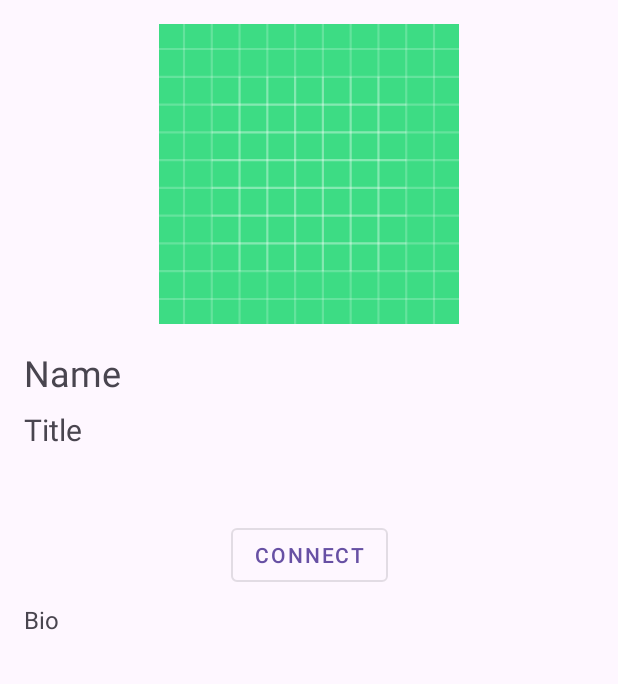
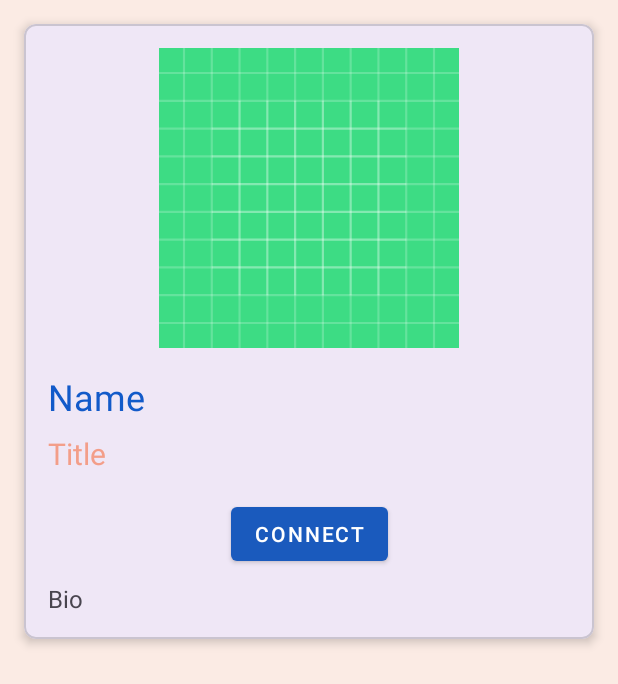
Before and after one commit to Dannysyed/job-recu, an Android app: the DetailActivity screen opened directly, with no data from a screen before it, on a phone screen of 412 x 824 dp. Shown: the top 684 px of the screen. Run offline under Robolectric (Android 15) with nearby library versions, the light colour scheme and no system bars; our stand-ins replace Firebase (no records; nobody signed in at launch, a user with empty details on screens opened directly).

Commit message:
Finished with activity_detail.xml design

```diff
--- a/app/src/main/res/layout/activity_candidate.xml
+++ b/app/src/main/res/layout/activity_candidate.xml
@@ -4,7 +4,8 @@
     xmlns:tools="http://schemas.android.com/tools"
     android:layout_width="match_parent"
     android:layout_height="match_parent"
-    tools:context=".CandidateActivity">
+    tools:context=".CandidateActivity"
+    android:background="@color/colorBackground">
 
     <androidx.recyclerview.widget.RecyclerView
         android:id="@+id/recyclerViewCandidates"
--- a/app/src/main/res/layout/activity_detail.xml
+++ b/app/src/main/res/layout/activity_detail.xml
@@ -4,7 +4,15 @@
     xmlns:tools="http://schemas.android.com/tools"
     android:layout_width="match_parent"
     android:layout_height="match_parent"
+    android:background="@color/colorBackground"
     tools:context=".DetailActivity">
+
+<com.google.android.material.card.MaterialCardView
+android:layout_width="match_parent"
+android:layout_height="wrap_content"
+app:cardElevation="4dp"
+app:cardCornerRadius="8dp"
+android:layout_margin="16dp">
 
 <androidx.constraintlayout.widget.ConstraintLayout
     android:layout_width="match_parent"
@@ -26,6 +34,7 @@
         android:layout_height="wrap_content"
         android:text="Name"
         android:textSize="24sp"
+        android:textColor="@color/colorPrimaryDark"
     app:layout_constraintTop_toBottomOf="@id/imageViewDetailPhoto"
     app:layout_constraintStart_toStartOf="parent"
     app:layout_constraintEnd_toEndOf="parent"
@@ -37,6 +46,7 @@
         android:layout_height="wrap_content"
         android:text="Title"
         android:textSize="20sp"
+        android:textColor="@color/colorPrimary"
     app:layout_constraintTop_toBottomOf="@id/textViewDetailName"
     app:layout_constraintStart_toStartOf="parent"
     app:layout_constraintEnd_toEndOf="parent"
@@ -53,7 +63,6 @@
         app:layout_constraintEnd_toEndOf="parent"
         android:layout_marginTop="8dp" />
 
-
     <Button
         android:id="@+id/buttonConnect"
         android:layout_width="wrap_content"
@@ -62,9 +71,9 @@
         app:layout_constraintTop_toBottomOf="@id/textViewDetailTitle"
         app:layout_constraintStart_toStartOf="parent"
         app:layout_constraintEnd_toEndOf="parent"
-            app:layout_constraintBottom_toBottomOf="parent"
         android:layout_marginTop="16dp"
-            style="@style/Widget.MaterialComponents.Button.OutlinedButton" />
+        style="@style/CustomButton" />
 
 </androidx.constraintlayout.widget.ConstraintLayout>
+</com.google.android.material.card.MaterialCardView>
     </ScrollView>
--- a/app/src/main/res/layout/item_candidate.xml
+++ b/app/src/main/res/layout/item_candidate.xml
@@ -4,7 +4,9 @@
     android:layout_width="match_parent"
     android:layout_height="wrap_content"
     android:layout_margin="8dp"
-    app:cardCornerRadius="8dp">
+    app:cardCornerRadius="8dp"
+    android:background="@color/colorBackground">
+
 
     <LinearLayout
         android:layout_width="match_parent"
```
Lines whose indentation alone changed are shown as unchanged.
